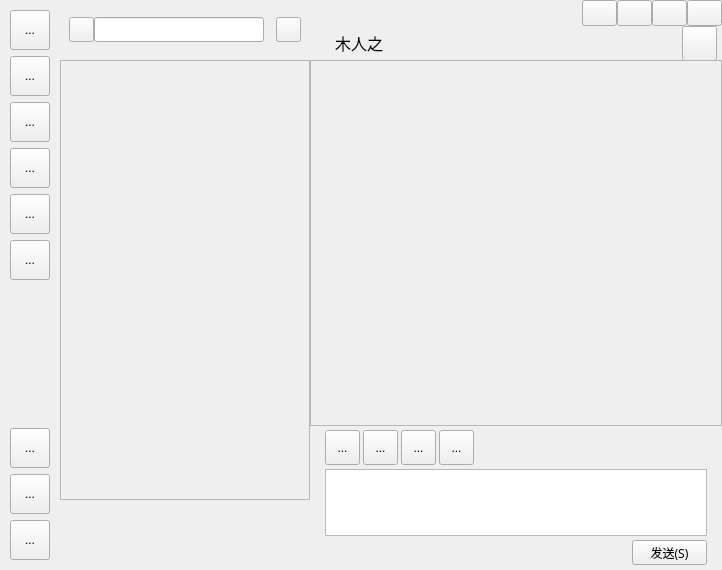
First picture: the form in chatClient/mainwidget.ui, repository wojiaojd/chatClient, before the edit.
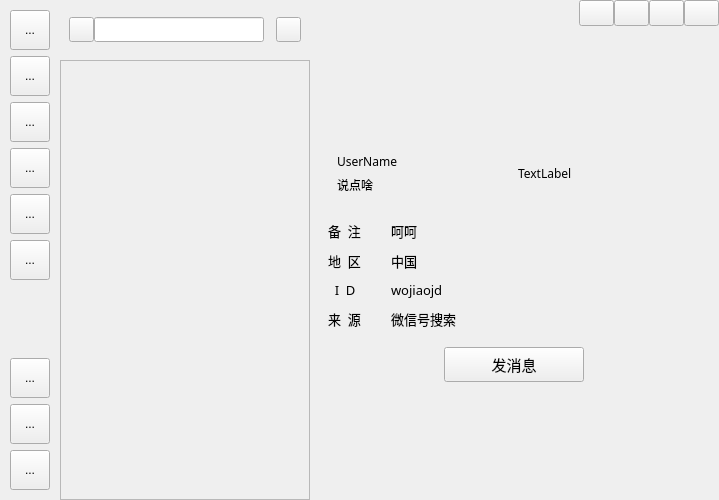
Second picture: the form after the edit. The open tabs and pages were chosen to show the change.

Diff of the .ui file:
```diff
--- a/chatClient/mainwidget.ui
+++ b/chatClient/mainwidget.ui
@@ -6,8 +6,8 @@
    <rect>
     <x>0</x>
     <y>0</y>
-    <width>722</width>
-    <height>570</height>
+    <width>719</width>
+    <height>500</height>
    </rect>
   </property>
   <property name="sizePolicy">
@@ -19,7 +19,7 @@
   <property name="windowTitle">
    <string>Form</string>
   </property>
-  <layout class="QVBoxLayout" name="verticalLayout_8">
+  <layout class="QHBoxLayout" name="horizontalLayout_9">
    <property name="spacing">
     <number>0</number>
    </property>
@@ -507,7 +507,7 @@
           <height>500</height>
          </size>
         </property>
-        <layout class="QVBoxLayout" name="verticalLayout_5">
+        <layout class="QVBoxLayout" name="verticalLayout_3">
          <property name="spacing">
           <number>0</number>
          </property>
@@ -676,6 +676,95 @@
           </widget>
          </item>
          <item>
+          <widget class="QStackedWidget" name="stackedWidget">
+           <property name="currentIndex">
+            <number>1</number>
+           </property>
+           <widget class="QWidget" name="page_4">
+            <layout class="QHBoxLayout" name="horizontalLayout_12">
+             <item>
+              <spacer name="horizontalSpacer_10">
+               <property name="orientation">
+                <enum>Qt::Horizontal</enum>
+               </property>
+               <property name="sizeHint" stdset="0">
+                <size>
+                 <width>40</width>
+                 <height>20</height>
+                </size>
+               </property>
+              </spacer>
+             </item>
+             <item>
+              <widget class="QLabel" name="lbIcon">
+               <property name="minimumSize">
+                <size>
+                 <width>150</width>
+                 <height>150</height>
+                </size>
+               </property>
+               <property name="maximumSize">
+                <size>
+                 <width>150</width>
+                 <height>150</height>
+                </size>
+               </property>
+               <property name="text">
+                <string/>
+               </property>
+              </widget>
+             </item>
+             <item>
+              <spacer name="horizontalSpacer_11">
+               <property name="orientation">
+                <enum>Qt::Horizontal</enum>
+               </property>
+               <property name="sizeHint" stdset="0">
+                <size>
+                 <width>40</width>
+                 <height>20</height>
+                </size>
+               </property>
+              </spacer>
+             </item>
+            </layout>
+           </widget>
+           <widget class="QWidget" name="page">
+            <layout class="QVBoxLayout" name="verticalLayout_7">
+             <property name="spacing">
+              <number>0</number>
+             </property>
+             <property name="leftMargin">
+              <number>0</number>
+             </property>
+             <property name="topMargin">
+              <number>0</number>
+             </property>
+             <property name="rightMargin">
+              <number>0</number>
+             </property>
+             <property name="bottomMargin">
+              <number>0</number>
+             </property>
+             <item>
+              <widget class="QWidget" name="widget_13" native="true">
+               <layout class="QVBoxLayout" name="verticalLayout_5">
+                <property name="spacing">
+                 <number>0</number>
+                </property>
+                <property name="leftMargin">
+                 <number>0</number>
+                </property>
+                <property name="topMargin">
+                 <number>0</number>
+                </property>
+                <property name="rightMargin">
+                 <number>0</number>
+                </property>
+                <property name="bottomMargin">
+                 <number>0</number>
+                </property>
+                <item>
           <widget class="QWidget" name="widget_7" native="true">
            <property name="sizePolicy">
             <sizepolicy hsizetype="Preferred" vsizetype="Fixed">
@@ -782,7 +871,11 @@
           </widget>
          </item>
          <item>
-          <widget class="QWidget" name="widget_8" native="true">
+                 <widget class="QStackedWidget" name="stackWgtMsgList">
+                  <property name="currentIndex">
+                   <number>0</number>
+                  </property>
+                  <widget class="QWidget" name="msgPage">
            <layout class="QVBoxLayout" name="verticalLayout_4">
             <property name="spacing">
              <number>0</number>
@@ -799,24 +892,9 @@
             <property name="bottomMargin">
              <number>0</number>
             </property>
-            <item>
-             <widget class="QScrollArea" name="scroAreaRight">
-              <property name="widgetResizable">
-               <bool>true</bool>
-              </property>
-              <widget class="QWidget" name="scrollAreaWidgetContents_2">
-               <property name="geometry">
-                <rect>
-                 <x>0</x>
-                 <y>0</y>
-                 <width>410</width>
-                 <height>364</height>
-                </rect>
-               </property>
-              </widget>
-             </widget>
-            </item>
-           </layout>
+                   </layout>
+                  </widget>
+                  <widget class="QWidget" name="page_5"/>
           </widget>
          </item>
          <item>
@@ -1037,6 +1115,516 @@
              </widget>
             </item>
            </layout>
+                 </widget>
+                </item>
+               </layout>
+              </widget>
+             </item>
+            </layout>
+           </widget>
+           <widget class="QWidget" name="page_2">
+            <layout class="QVBoxLayout" name="verticalLayout_8">
+             <property name="spacing">
+              <number>0</number>
+             </property>
+             <property name="leftMargin">
+              <number>0</number>
+             </property>
+             <property name="topMargin">
+              <number>0</number>
+             </property>
+             <property name="rightMargin">
+              <number>0</number>
+             </property>
+             <property name="bottomMargin">
+              <number>0</number>
+             </property>
+             <item>
+              <widget class="QWidget" name="widget_14" native="true">
+               <property name="sizePolicy">
+                <sizepolicy hsizetype="Preferred" vsizetype="Fixed">
+                 <horstretch>0</horstretch>
+                 <verstretch>0</verstretch>
+                </sizepolicy>
+               </property>
+               <property name="minimumSize">
+                <size>
+                 <width>0</width>
+                 <height>36</height>
+                </size>
+               </property>
+               <property name="maximumSize">
+                <size>
+                 <width>16777215</width>
+                 <height>36</height>
+                </size>
+               </property>
+               <layout class="QHBoxLayout" name="horizontalLayout_7">
+                <property name="leftMargin">
+                 <number>30</number>
+                </property>
+                <property name="topMargin">
+                 <number>0</number>
+                </property>
+                <property name="bottomMargin">
+                 <number>0</number>
+                </property>
+                <item>
+                 <widget class="QLabel" name="label_2">
+                  <property name="font">
+                   <font>
+                    <family>微软雅黑</family>
+                    <pointsize>14</pointsize>
+                   </font>
+                  </property>
+                  <property name="text">
+                   <string>新的朋友</string>
+                  </property>
+                 </widget>
+                </item>
+                <item>
+                 <spacer name="horizontalSpacer_7">
+                  <property name="orientation">
+                   <enum>Qt::Horizontal</enum>
+                  </property>
+                  <property name="sizeHint" stdset="0">
+                   <size>
+                    <width>285</width>
+                    <height>20</height>
+                   </size>
+                  </property>
+                 </spacer>
+                </item>
+               </layout>
+              </widget>
+             </item>
+             <item>
+              <widget class="QWidget" name="widget_15" native="true">
+               <layout class="QHBoxLayout" name="horizontalLayout_8">
+                <property name="spacing">
+                 <number>12</number>
+                </property>
+                <property name="leftMargin">
+                 <number>0</number>
+                </property>
+                <property name="topMargin">
+                 <number>9</number>
+                </property>
+                <property name="rightMargin">
+                 <number>0</number>
+                </property>
+                <property name="bottomMargin">
+                 <number>9</number>
+                </property>
+                <item>
+                 <spacer name="horizontalSpacer_8">
+                  <property name="orientation">
+                   <enum>Qt::Horizontal</enum>
+                  </property>
+                  <property name="sizeHint" stdset="0">
+                   <size>
+                    <width>40</width>
+                    <height>20</height>
+                   </size>
+                  </property>
+                 </spacer>
+                </item>
+                <item>
+                 <widget class="QLineEdit" name="ledtNewFriend">
+                  <property name="sizePolicy">
+                   <sizepolicy hsizetype="Fixed" vsizetype="Fixed">
+                    <horstretch>0</horstretch>
+                    <verstretch>0</verstretch>
+                   </sizepolicy>
+                  </property>
+                  <property name="minimumSize">
+                   <size>
+                    <width>160</width>
+                    <height>30</height>
+                   </size>
+                  </property>
+                  <property name="maximumSize">
+                   <size>
+                    <width>160</width>
+                    <height>30</height>
+                   </size>
+                  </property>
+                  <property name="font">
+                   <font>
+                    <family>微软雅黑</family>
+                    <pointsize>10</pointsize>
+                   </font>
+                  </property>
+                 </widget>
+                </item>
+                <item>
+                 <widget class="QPushButton" name="btnSearchFriend">
+                  <property name="sizePolicy">
+                   <sizepolicy hsizetype="Fixed" vsizetype="Fixed">
+                    <horstretch>0</horstretch>
+                    <verstretch>0</verstretch>
+                   </sizepolicy>
+                  </property>
+                  <property name="minimumSize">
+                   <size>
+                    <width>75</width>
+                    <height>30</height>
+                   </size>
+                  </property>
+                  <property name="maximumSize">
+                   <size>
+                    <width>75</width>
+                    <height>30</height>
+                   </size>
+                  </property>
+                  <property name="font">
+                   <font>
+                    <family>微软雅黑</family>
+                    <pointsize>11</pointsize>
+                   </font>
+                  </property>
+                  <property name="text">
+                   <string>查找</string>
+                  </property>
+                 </widget>
+                </item>
+                <item>
+                 <spacer name="horizontalSpacer_9">
+                  <property name="orientation">
+                   <enum>Qt::Horizontal</enum>
+                  </property>
+                  <property name="sizeHint" stdset="0">
+                   <size>
+                    <width>40</width>
+                    <height>20</height>
+                   </size>
+                  </property>
+                 </spacer>
+                </item>
+               </layout>
+              </widget>
+             </item>
+             <item>
+              <widget class="QScrollArea" name="scrollArea">
+               <property name="widgetResizable">
+                <bool>true</bool>
+               </property>
+               <widget class="QWidget" name="scrollAreaWidgetContents_3">
+                <property name="geometry">
+                 <rect>
+                  <x>0</x>
+                  <y>0</y>
+                  <width>407</width>
+                  <height>388</height>
+                 </rect>
+                </property>
+               </widget>
+              </widget>
+             </item>
+            </layout>
+           </widget>
+           <widget class="QWidget" name="page_3">
+            <layout class="QVBoxLayout" name="verticalLayout_11">
+             <item>
+              <widget class="QWidget" name="widget_16" native="true">
+               <property name="font">
+                <font>
+                 <family>微软雅黑</family>
+                </font>
+               </property>
+               <layout class="QVBoxLayout" name="verticalLayout_10">
+                <property name="spacing">
+                 <number>0</number>
+                </property>
+                <property name="leftMargin">
+                 <number>0</number>
+                </property>
+                <property name="topMargin">
+                 <number>0</number>
+                </property>
+                <property name="rightMargin">
+                 <number>0</number>
+                </property>
+                <property name="bottomMargin">
+                 <number>0</number>
+                </property>
+                <item>
+                 <spacer name="verticalSpacer_2">
+                  <property name="orientation">
+                   <enum>Qt::Vertical</enum>
+                  </property>
+                  <property name="sizeHint" stdset="0">
+                   <size>
+                    <width>20</width>
+                    <height>40</height>
+                   </size>
+                  </property>
+                 </spacer>
+                </item>
+                <item>
+                 <widget class="QWidget" name="widget_17" native="true">
+                  <layout class="QHBoxLayout" name="horizontalLayout_10">
+                   <item>
+                    <widget class="QWidget" name="widget_20" native="true">
+                     <layout class="QVBoxLayout" name="verticalLayout_9">
+                      <item>
+                       <widget class="QLabel" name="lbUserName">
+                        <property name="text">
+                         <string>UserName</string>
+                        </property>
+                       </widget>
+                      </item>
+                      <item>
+                       <widget class="QLabel" name="lbSaySth">
+                        <property name="text">
+                         <string>说点啥</string>
+                        </property>
+                       </widget>
+                      </item>
+                     </layout>
+                    </widget>
+                   </item>
+                   <item>
+                    <widget class="QLabel" name="lbHeadIcon">
+                     <property name="text">
+                      <string>TextLabel</string>
+                     </property>
+                    </widget>
+                   </item>
+                  </layout>
+                 </widget>
+                </item>
+                <item>
+                 <widget class="QWidget" name="widget_18" native="true">
+                  <property name="sizePolicy">
+                   <sizepolicy hsizetype="Fixed" vsizetype="Fixed">
+                    <horstretch>0</horstretch>
+                    <verstretch>0</verstretch>
+                   </sizepolicy>
+                  </property>
+                  <property name="font">
+                   <font>
+                    <family>微软雅黑</family>
+                    <pointsize>10</pointsize>
+                   </font>
+                  </property>
+                  <layout class="QFormLayout" name="formLayout">
+                   <property name="horizontalSpacing">
+                    <number>30</number>
+                   </property>
+                   <property name="verticalSpacing">
+                    <number>10</number>
+                   </property>
+                   <item row="0" column="0">
+                    <widget class="QLabel" name="lbRemark">
+                     <property name="sizePolicy">
+                      <sizepolicy hsizetype="Fixed" vsizetype="Fixed">
+                       <horstretch>0</horstretch>
+                       <verstretch>0</verstretch>
+                      </sizepolicy>
+                     </property>
+                     <property name="text">
+                      <string>备  注</string>
+                     </property>
+                    </widget>
+                   </item>
+                   <item row="0" column="1">
+                    <widget class="QLabel" name="lbRemarkContent">
+                     <property name="sizePolicy">
+                      <sizepolicy hsizetype="Fixed" vsizetype="Fixed">
+                       <horstretch>0</horstretch>
+                       <verstretch>0</verstretch>
+                      </sizepolicy>
+                     </property>
+                     <property name="minimumSize">
+                      <size>
+                       <width>300</width>
+                       <height>0</height>
+                      </size>
+                     </property>
+                     <property name="maximumSize">
+                      <size>
+                       <width>300</width>
+                       <height>16777215</height>
+                      </size>
+                     </property>
+                     <property name="text">
+                      <string>呵呵</string>
+                     </property>
+                    </widget>
+                   </item>
+                   <item row="1" column="0">
+                    <widget class="QLabel" name="lbRegion">
+                     <property name="sizePolicy">
+                      <sizepolicy hsizetype="Fixed" vsizetype="Fixed">
+                       <horstretch>0</horstretch>
+                       <verstretch>0</verstretch>
+                      </sizepolicy>
+                     </property>
+                     <property name="text">
+                      <string>地  区</string>
+                     </property>
+                    </widget>
+                   </item>
+                   <item row="1" column="1">
+                    <widget class="QLabel" name="lbRegionContent">
+                     <property name="sizePolicy">
+                      <sizepolicy hsizetype="Fixed" vsizetype="Fixed">
+                       <horstretch>0</horstretch>
+                       <verstretch>0</verstretch>
+                      </sizepolicy>
+                     </property>
+                     <property name="minimumSize">
+                      <size>
+                       <width>300</width>
+                       <height>0</height>
+                      </size>
+                     </property>
+                     <property name="maximumSize">
+                      <size>
+                       <width>300</width>
+                       <height>16777215</height>
+                      </size>
+                     </property>
+                     <property name="text">
+                      <string>中国</string>
+                     </property>
+                    </widget>
+                   </item>
+                   <item row="2" column="0">
+                    <widget class="QLabel" name="lbId">
+                     <property name="sizePolicy">
+                      <sizepolicy hsizetype="Fixed" vsizetype="Fixed">
+                       <horstretch>0</horstretch>
+                       <verstretch>0</verstretch>
+                      </sizepolicy>
+                     </property>
+                     <property name="text">
+                      <string>  I  D</string>
+                     </property>
+                    </widget>
+                   </item>
+                   <item row="2" column="1">
+                    <widget class="QLabel" name="lbIdContent">
+                     <property name="sizePolicy">
+                      <sizepolicy hsizetype="Fixed" vsizetype="Fixed">
+                       <horstretch>0</horstretch>
+                       <verstretch>0</verstretch>
+                      </sizepolicy>
+                     </property>
+                     <property name="minimumSize">
+                      <size>
+                       <width>300</width>
+                       <height>0</height>
+                      </size>
+                     </property>
+                     <property name="maximumSize">
+                      <size>
+                       <width>300</width>
+                       <height>16777215</height>
+                      </size>
+                     </property>
+                     <property name="text">
+                      <string>wojiaojd</string>
+                     </property>
+                    </widget>
+                   </item>
+                   <item row="3" column="0">
+                    <widget class="QLabel" name="lbFrom">
+                     <property name="sizePolicy">
+                      <sizepolicy hsizetype="Fixed" vsizetype="Fixed">
+                       <horstretch>0</horstretch>
+                       <verstretch>0</verstretch>
+                      </sizepolicy>
+                     </property>
+                     <property name="text">
+                      <string>来  源</string>
+                     </property>
+                    </widget>
+                   </item>
+                   <item row="3" column="1">
+                    <widget class="QLabel" name="lbFromContent">
+                     <property name="sizePolicy">
+                      <sizepolicy hsizetype="Fixed" vsizetype="Fixed">
+                       <horstretch>0</horstretch>
+                       <verstretch>0</verstretch>
+                      </sizepolicy>
+                     </property>
+                     <property name="minimumSize">
+                      <size>
+                       <width>300</width>
+                       <height>0</height>
+                      </size>
+                     </property>
+                     <property name="maximumSize">
+                      <size>
+                       <width>300</width>
+                       <height>16777215</height>
+                      </size>
+                     </property>
+                     <property name="text">
+                      <string>微信号搜索</string>
+                     </property>
+                    </widget>
+                   </item>
+                  </layout>
+                 </widget>
+                </item>
+                <item>
+                 <widget class="QWidget" name="widget_19" native="true">
+                  <layout class="QHBoxLayout" name="horizontalLayout_11">
+                   <item>
+                    <widget class="QPushButton" name="btnSendMsg">
+                     <property name="sizePolicy">
+                      <sizepolicy hsizetype="Fixed" vsizetype="Fixed">
+                       <horstretch>0</horstretch>
+                       <verstretch>0</verstretch>
+                      </sizepolicy>
+                     </property>
+                     <property name="minimumSize">
+                      <size>
+                       <width>140</width>
+                       <height>35</height>
+                      </size>
+                     </property>
+                     <property name="maximumSize">
+                      <size>
+                       <width>140</width>
+                       <height>35</height>
+                      </size>
+                     </property>
+                     <property name="font">
+                      <font>
+                       <family>微软雅黑</family>
+                       <pointsize>11</pointsize>
+                      </font>
+                     </property>
+                     <property name="text">
+                      <string>发消息</string>
+                     </property>
+                    </widget>
+                   </item>
+                  </layout>
+                 </widget>
+                </item>
+                <item>
+                 <spacer name="verticalSpacer_3">
+                  <property name="orientation">
+                   <enum>Qt::Vertical</enum>
+                  </property>
+                  <property name="sizeHint" stdset="0">
+                   <size>
+                    <width>20</width>
+                    <height>40</height>
+                   </size>
+                  </property>
+                 </spacer>
+                </item>
+               </layout>
+              </widget>
+             </item>
+            </layout>
+           </widget>
           </widget>
          </item>
         </layout>
```
Left out of the diff: 27 changed lines with no effect on the pictures. Lines whose indentation alone changed are shown as unchanged.
